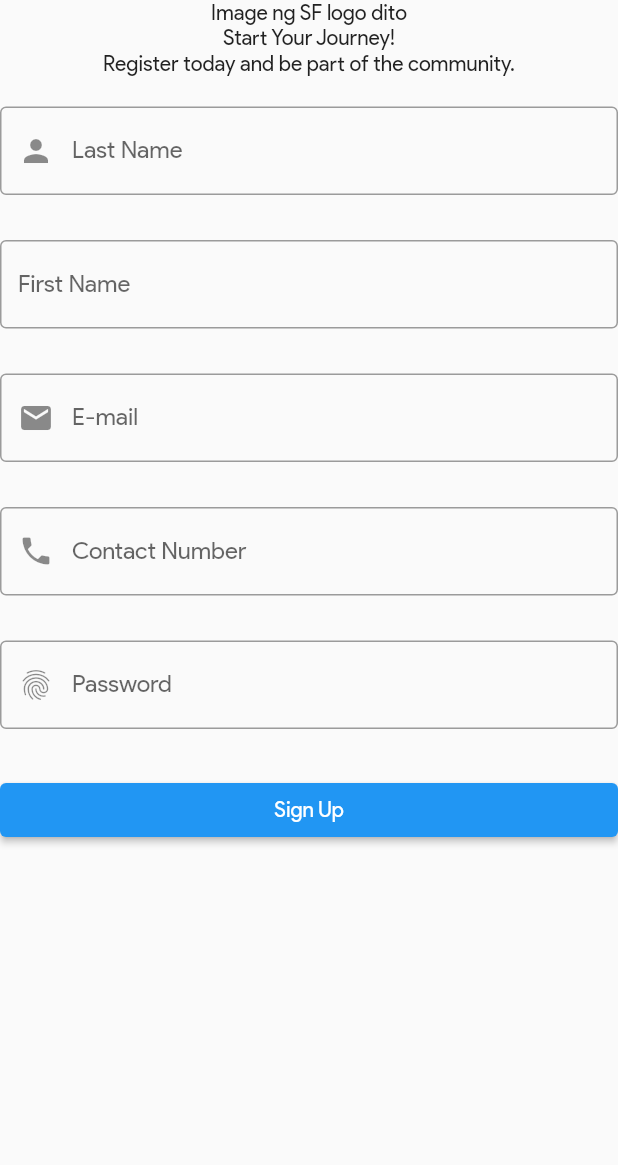
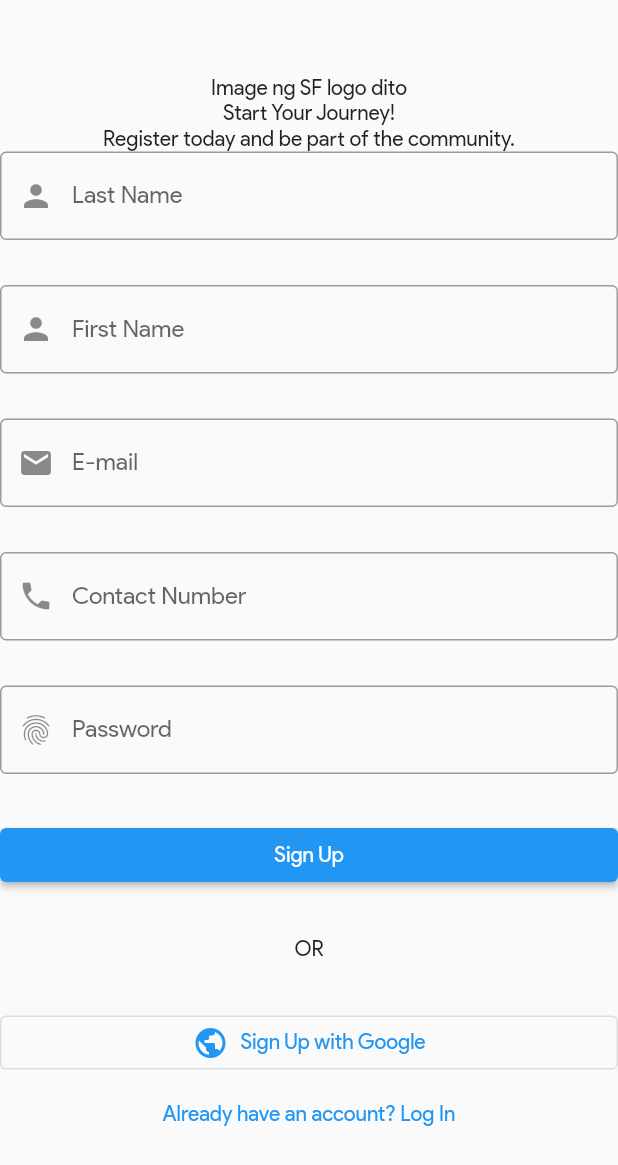
Before and after one commit to Bryan-Monterozo/study_first_ggs_later, a Flutter app: the screen it shows after launch, in the side drawer, after a tap on "Test Auth", on a phone screen of 412 x 824 dp. Shown: the top 1165 px of the screen. Run offline on Flutter 3.47's test engine with Material 2 defaults, Android fonts, the light colour scheme and no system bars; our stand-ins replace firebase_core, flip_card, percent_indicator; accounts and stored records are empty; network calls fail.

Commit message:
Initial placeholders with footer for sign up

```diff
--- a/lib/modules/auth/signup.dart
+++ b/lib/modules/auth/signup.dart
@@ -1,9 +1,9 @@
 // ignore_for_file: prefer_const_constructors
 
 import 'package:flutter/material.dart';
-import 'package:study_first_ggs_later/modules/auth/constants_login.dart';
-import 'package:study_first_ggs_later/modules/shared/app_bar.dart';
-import 'package:study_first_ggs_later/modules/shared/nav_bar.dart';
+//import 'package:study_first_ggs_later/modules/auth/constants_login.dart';
+//import 'package:study_first_ggs_later/modules/shared/app_bar.dart';
+//import 'package:study_first_ggs_later/modules/shared/nav_bar.dart';
 
 class SignUp extends StatelessWidget {
   const SignUp({super.key});
@@ -13,13 +13,13 @@ class SignUp extends StatelessWidget {
     return SafeArea(
       child:(Scaffold(
         body: SingleChildScrollView(
+          padding: const EdgeInsets.symmetric(vertical: 50.0),
           child: Column(
             children:[
               Text('Image ng SF logo dito'),
               Text('Start Your Journey!'),
-              Text('Register today and be part of the community.'),
+              Text('Register today and be part of the community.'), //header end
               Container(
-                padding: const EdgeInsets.symmetric(vertical: 20.0),
                 child: Column(
                   crossAxisAlignment: CrossAxisAlignment.start,
                   children: [
@@ -34,6 +34,7 @@ class SignUp extends StatelessWidget {
                     TextFormField(
                       decoration: InputDecoration(
                         label: Text('First Name'),
+                        prefixIcon: Icon(Icons.person),
                         border: OutlineInputBorder(),
                         ),
                     ),
@@ -66,11 +67,37 @@ class SignUp extends StatelessWidget {
                       width:double.infinity,
                       child:ElevatedButton(
                         onPressed: (){},
-                        child: Text('Sign Up')))
+                        child: Text('Sign Up'))) //sign up form ends
                   ],
                 )
-              )
+              ),
+              SizedBox(height: 30.0),
+              Column(
+                children: [
+                    Text('OR'),
+                    SizedBox(height: 30.0),
+                    SizedBox(
+                      width: double.infinity,
+                      child: OutlinedButton.icon(
+                        onPressed: (){},
+                        icon: Icon(Icons.public),
+                        label: Text('Sign Up with Google'),)
+              ),
+              TextButton(
+                onPressed: (){},
+                child: Text.rich(
+                  TextSpan(
+                    children: const [
+                      TextSpan(text: 'Already have an account?'),
+                      TextSpan(text: ' Log In')
+                    ]
+                  )
+                ))
+
+
+              ]),
             ],
+
 
         ),
 
```
